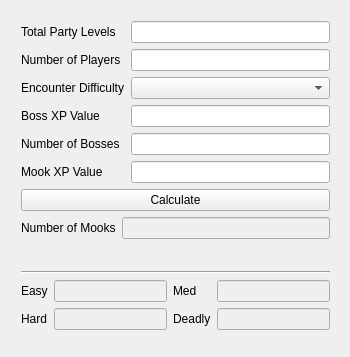
Above: mainwindow.ui from erickveil/crcalc before the change. Below: the same form after it.
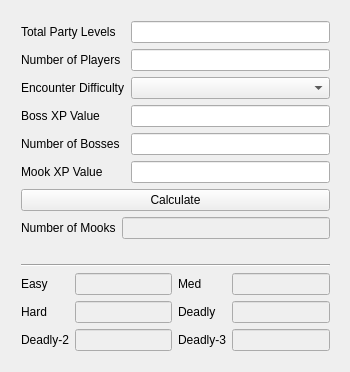
That is the form after the change.

What changed in the file:
```diff
--- a/mainwindow.ui
+++ b/mainwindow.ui
@@ -7,7 +7,7 @@
     <x>0</x>
     <y>0</y>
     <width>350</width>
-    <height>357</height>
+    <height>372</height>
    </rect>
   </property>
   <property name="windowTitle">
@@ -20,7 +20,7 @@
       <x>10</x>
       <y>10</y>
       <width>331</width>
-      <height>331</height>
+      <height>352</height>
      </rect>
     </property>
     <layout class="QVBoxLayout" name="verticalLayout">
@@ -178,6 +178,34 @@
          </property>
         </widget>
        </item>
+       <item row="2" column="0">
+        <widget class="QLabel" name="label_12">
+         <property name="text">
+          <string>Deadly-2</string>
+         </property>
+        </widget>
+       </item>
+       <item row="2" column="2">
+        <widget class="QLabel" name="label_13">
+         <property name="text">
+          <string>Deadly-3</string>
+         </property>
+        </widget>
+       </item>
+       <item row="2" column="1">
+        <widget class="QLineEdit" name="leDeadly2">
+         <property name="enabled">
+          <bool>false</bool>
+         </property>
+        </widget>
+       </item>
+       <item row="2" column="3">
+        <widget class="QLineEdit" name="leDeadly3">
+         <property name="enabled">
+          <bool>false</bool>
+         </property>
+        </widget>
+       </item>
       </layout>
      </item>
     </layout>
```
